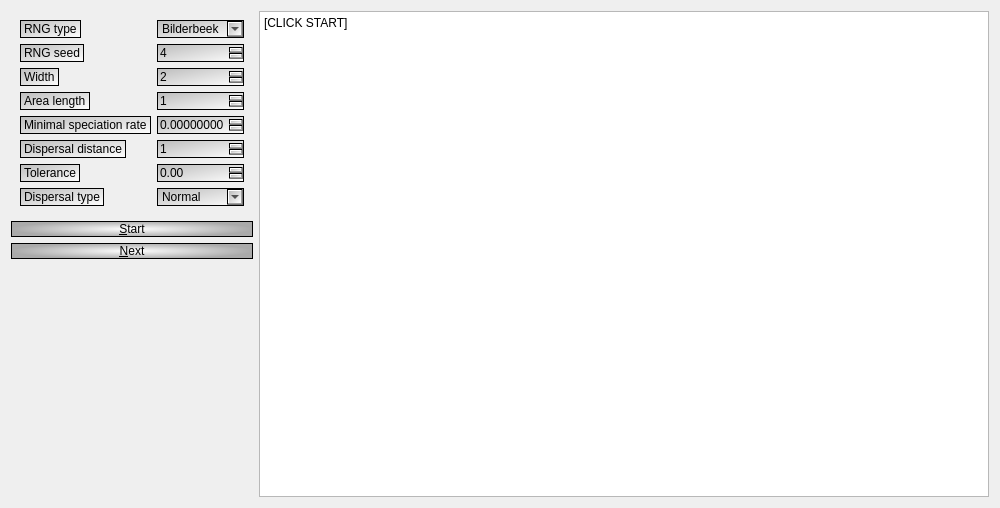
richelbilderbeek/ProjectRichelBilderbeek, file Tools/ToolRosindellEtAl2008/qttree.ui: the form before one commit.
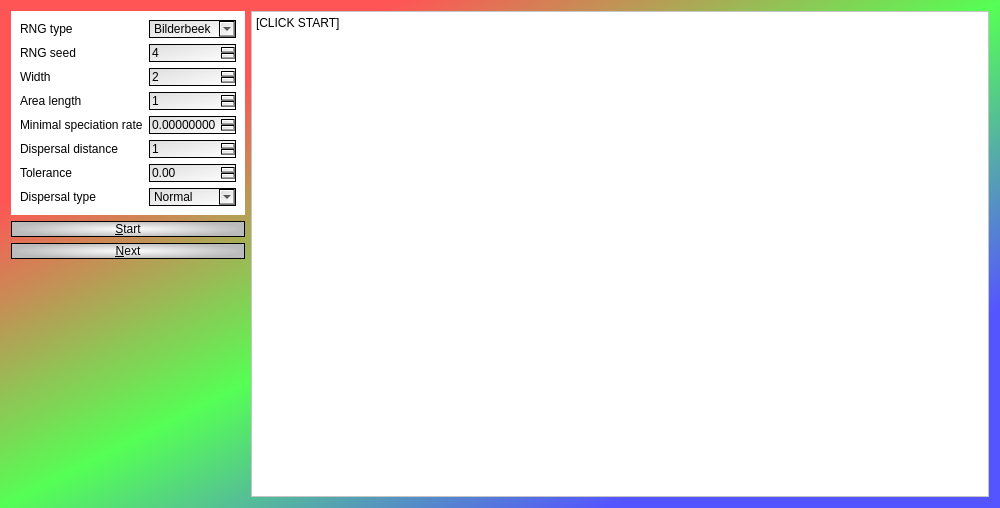
The form after the commit.

What changed in the file:
```diff
--- a/Tools/ToolRosindellEtAl2008/qttree.ui
+++ b/Tools/ToolRosindellEtAl2008/qttree.ui
@@ -14,20 +14,33 @@
    <string>Form</string>
   </property>
   <property name="styleSheet">
-   <string notr="true">QLabel,QSpinBox,QDoubleSpinBox,QComboBox { 
-  background-color: qlineargradient(x1: 0, y1: 0, x2: 1, y2: 1, stop: 0  #bbb, stop: 1 #fff);
+   <string notr="true">QWidget { 
+  background-color: qlineargradient(x1: 0, y1: 0, x2: 1, y2: 1, stop: 0  #f55, stop: 0.2  #f55, stop: 0.5 #5f5, stop: 0.8 #55f, stop: 1 #55f);
+}
+
+QSpinBox,QDoubleSpinBox,QComboBox { 
+  background-color: qlineargradient(x1: 0, y1: 0, x2: 1, y2: 1, stop: 0  #ddd, stop: 1 #fff);
   border: 1px solid black
 }
 
+QWidget#widget { 
+  background-color: #fff
+}
+
+QLabel { 
+  background-color: #fff
+}
+
 QPushButton
 {
   color: #000;
-  background-color: qradialgradient(cx: 0.5, cy: 0.5,fx: 0.5, fy: 0.5,radius: 0.5, stop: 0 #fff, stop: 1 #aaa);
+  background-color: qradialgradient(cx: 0.5, cy: 0.5,fx: 0.5, fy: 0.5,radius: 0.5, stop: 0 #fff, stop: 1 #bbb);
   border: 1px solid black
 }
 
 QPlainTextEdit {
-  font: 18px bold &quot;Courier&quot; courier monospace
+  font: 18px bold &quot;Courier&quot; courier monospace;
+  background-color: #fff
 }</string>
   </property>
   <layout class="QGridLayout" name="gridLayout">
```
Left out of the diff: 2 changed lines with no effect on the pictures.
